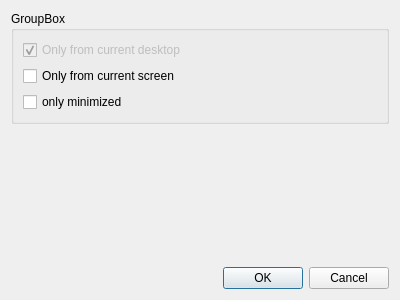
The window that plugins/dockapplet/dockconfigurationdialog.ui (developing4all/hdepanel) describes before a commit, drawn with Qt 5.
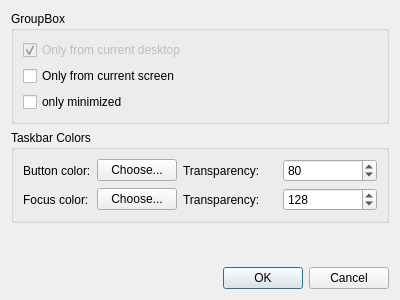
The same window after the commit.

Commit message: made panel and taskbar buttons background colors configurable

Patch:
```diff
--- a/plugins/dockapplet/dockconfigurationdialog.ui
+++ b/plugins/dockapplet/dockconfigurationdialog.ui
@@ -50,6 +50,115 @@
      </layout>
     </widget>
    </item>
+   <item>
+    <widget class="QGroupBox" name="taskbarColorsBox">
+     <property name="title">
+      <string>Taskbar Colors</string>
+     </property>
+     <layout class="QFormLayout" name="taskbarColorsLayout">
+      <item row="0" column="0">
+       <widget class="QLabel" name="buttonColorLabel">
+        <property name="text">
+         <string>Button color:</string>
+        </property>
+       </widget>
+      </item>
+      <item row="0" column="1">
+       <layout class="QHBoxLayout" name="buttonColorLayout">
+        <item>
+         <widget class="QPushButton" name="buttonColorButton">
+          <property name="text">
+           <string>Choose...</string>
+          </property>
+          <property name="minimumSize">
+           <size>
+            <width>80</width>
+            <height>0</height>
+           </size>
+          </property>
+          <property name="maximumSize">
+           <size>
+            <width>80</width>
+            <height>16777215</height>
+           </size>
+          </property>
+         </widget>
+        </item>
+        <item>
+         <widget class="QLabel" name="buttonColorTransparencyLabel">
+          <property name="text">
+           <string>Transparency:</string>
+          </property>
+         </widget>
+        </item>
+        <item>
+         <widget class="QSpinBox" name="buttonColorTransparency">
+          <property name="minimum">
+           <number>0</number>
+          </property>
+          <property name="maximum">
+           <number>255</number>
+          </property>
+          <property name="value">
+           <number>80</number>
+          </property>
+         </widget>
+        </item>
+       </layout>
+      </item>
+      <item row="1" column="0">
+       <widget class="QLabel" name="focusColorLabel">
+        <property name="text">
+         <string>Focus color:</string>
+        </property>
+       </widget>
+      </item>
+      <item row="1" column="1">
+       <layout class="QHBoxLayout" name="focusColorLayout">
+        <item>
+         <widget class="QPushButton" name="focusColorButton">
+          <property name="text">
+           <string>Choose...</string>
+          </property>
+          <property name="minimumSize">
+           <size>
+            <width>80</width>
+            <height>0</height>
+           </size>
+          </property>
+          <property name="maximumSize">
+           <size>
+            <width>80</width>
+            <height>16777215</height>
+           </size>
+          </property>
+         </widget>
+        </item>
+        <item>
+         <widget class="QLabel" name="focusColorTransparencyLabel">
+          <property name="text">
+           <string>Transparency:</string>
+          </property>
+         </widget>
+        </item>
+        <item>
+         <widget class="QSpinBox" name="focusColorTransparency">
+          <property name="minimum">
+           <number>0</number>
+          </property>
+          <property name="maximum">
+           <number>255</number>
+          </property>
+          <property name="value">
+           <number>128</number>
+          </property>
+         </widget>
+        </item>
+       </layout>
+      </item>
+     </layout>
+    </widget>
+   </item>
    <item>
     <spacer name="verticalSpacer">
      <property name="orientation">
```
The commit also changes 15 other files.
